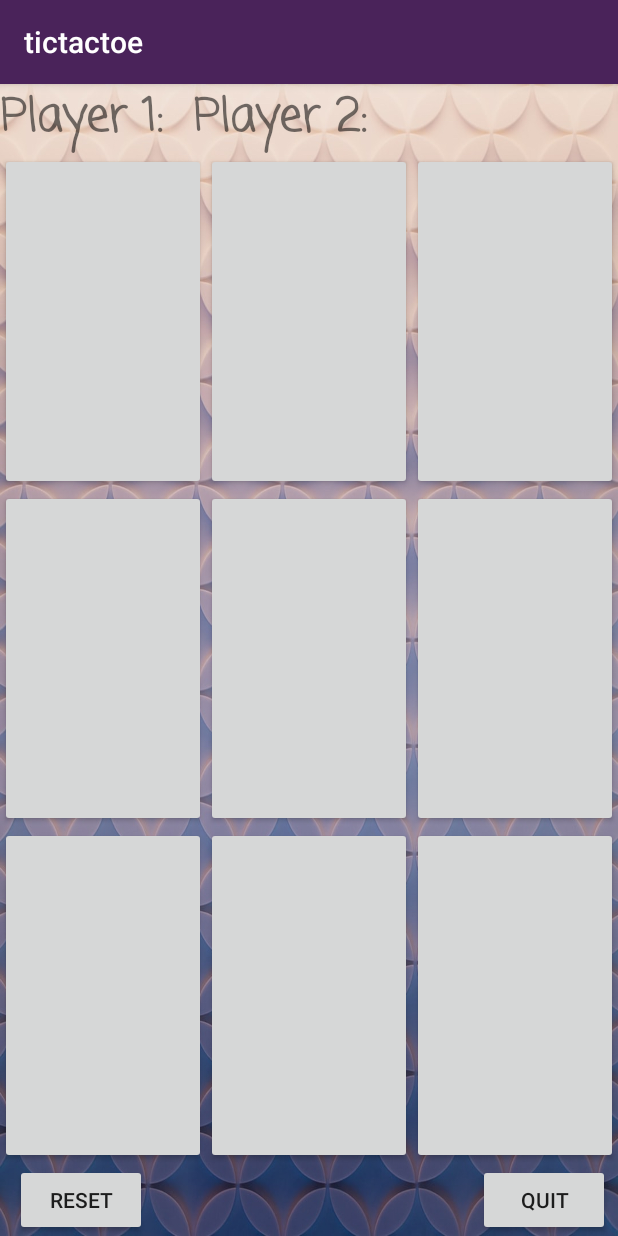
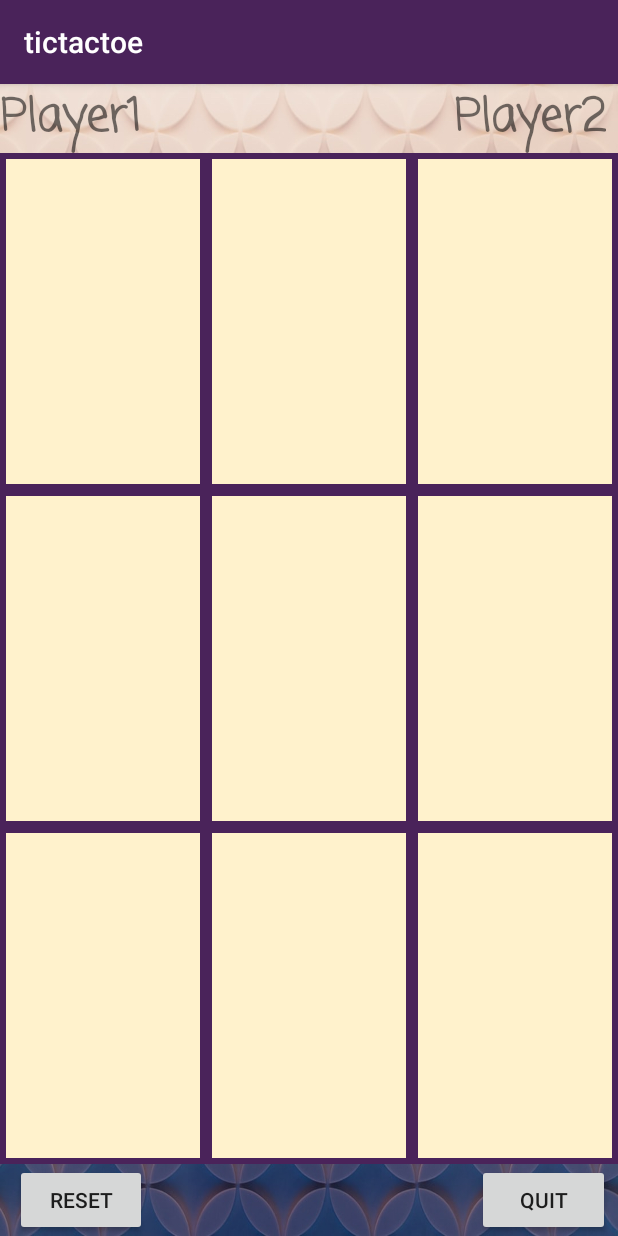
Before and after one commit to janani771/Tic-Tac-Toe, an Android app: the screen it shows after launch (MainActivity), on a phone screen of 412 x 824 dp. Run offline under Robolectric (Android 15) with nearby library versions, the phone set to English and light mode, and no system bars.

Commit message:
string in xml. Removed references to p2.

```diff
--- a/app/build.gradle
+++ b/app/build.gradle
@@ -27,4 +27,5 @@ dependencies {
     androidTestImplementation 'androidx.test.ext:junit:1.1.1'
     androidTestImplementation 'androidx.test.espresso:espresso-core:3.2.0'
     implementation 'androidx.recyclerview:recyclerview:1.1.0'
+    implementation 'androidx.gridlayout:gridlayout:1.0.0'
 }
--- /dev/null
+++ b/app/src/main/res/drawable/grid.xml
@@ -0,0 +1,11 @@
+<?xml version="1.0" encoding="utf-8"?>
+<shape xmlns:android="http://schemas.android.com/apk/res/android">
+
+    <stroke
+        android:width="4dp"
+        android:color="@color/darkPurple" />
+
+    <solid
+        android:color="#fff2cc"/>
+
+</shape>
--- a/app/src/main/res/layout/activity_main.xml
+++ b/app/src/main/res/layout/activity_main.xml
@@ -1,13 +1,13 @@
 <?xml version="1.0" encoding="utf-8"?>
 <LinearLayout
     xmlns:android="http://schemas.android.com/apk/res/android"
+    xmlns:app="http://schemas.android.com/apk/res-auto"
     xmlns:tools="http://schemas.android.com/tools"
-    xmlns:app="http://schemas.android.com/apk/res-auto"
     android:layout_width="match_parent"
     android:layout_height="match_parent"
+    android:background="@drawable/wall"
     android:orientation="vertical"
-    tools:context=".MainActivity"
-    android:background="@drawable/wall">
+    tools:context=".MainActivity">
 
     <RelativeLayout
         android:layout_width="match_parent"
@@ -19,7 +19,7 @@
             android:layout_height="wrap_content"
             android:layout_alignParentStart="true"
             android:layout_alignParentLeft="true"
-            android:text="Player 1: "
+            android:text="@string/player1"
             android:textSize="30sp"
             android:textStyle="bold"
             app:fontFamily="casual" />
@@ -30,16 +30,20 @@
             android:layout_width="wrap_content"
             android:layout_height="wrap_content"
             android:layout_alignParentTop="true"
-            android:layout_marginStart="10dp"
-            android:layout_marginLeft="10dp"
+            android:layout_alignParentEnd="true"
+            android:layout_alignParentRight="true"
+            android:layout_marginStart="106dp"
+            android:layout_marginLeft="106dp"
             android:layout_marginTop="0dp"
+            android:layout_marginEnd="8dp"
+            android:layout_marginRight="8dp"
             android:layout_toEndOf="@+id/P1"
             android:layout_toRightOf="@+id/P1"
-            android:text="Player 2:              "
+            android:gravity="end"
+            android:text="@string/player2"
             android:textSize="30sp"
             android:textStyle="bold"
             app:fontFamily="casual" />
-
 
 
     </RelativeLayout>
@@ -54,30 +58,36 @@
             android:layout_width="match_parent"
             android:layout_height="0dp"
             android:layout_weight="1"
+            style="?android:attr/buttonBarStyle"
             android:orientation="horizontal">
+
             <Button
                 android:id="@+id/button_00"
+                style="?android:attr/buttonBarButtonStyle"
+                android:background="@drawable/grid"
                 android:layout_width="0dp"
                 android:layout_height="match_parent"
                 android:layout_weight="1"
-                  android:textSize="50sp"
-                  ></Button>
+                android:textSize="50sp" />
 
             <Button
                 android:id="@+id/button_01"
+                style="?android:attr/buttonBarButtonStyle"
+                android:background="@drawable/grid"
                 android:layout_width="0dp"
                 android:layout_height="match_parent"
                 android:layout_weight="1"
-                    android:textSize="50sp"
-                    ></Button>
+                android:textSize="50sp" />
 
             <Button
+
                 android:id="@+id/button_02"
+                style="?android:attr/buttonBarButtonStyle"
+                android:background="@drawable/grid"
                 android:layout_width="0dp"
                 android:layout_height="match_parent"
                 android:layout_weight="1"
-                    android:textSize="50sp"
-                    ></Button>
+                android:textSize="50sp" />
         </LinearLayout>
 
         <LinearLayout
@@ -88,27 +98,30 @@
 
             <Button
                 android:id="@+id/button_03"
+                style="?android:attr/buttonBarButtonStyle"
+                android:background="@drawable/grid"
                 android:layout_width="0dp"
                 android:layout_height="match_parent"
                 android:layout_weight="1"
-                    android:textSize="50sp"
-                    ></Button>
+                android:textSize="50sp" />
 
             <Button
                 android:id="@+id/button_04"
+                style="?android:attr/buttonBarButtonStyle"
+                android:background="@drawable/grid"
                 android:layout_width="0dp"
                 android:layout_height="match_parent"
                 android:layout_weight="1"
-                    android:textSize="50sp"
-                    ></Button>
+                android:textSize="50sp" />
 
             <Button
                 android:id="@+id/button_05"
+                style="?android:attr/buttonBarButtonStyle"
+                android:background="@drawable/grid"
                 android:layout_width="0dp"
                 android:layout_height="match_parent"
                 android:layout_weight="1"
-                    android:textSize="50sp"
-                    ></Button>
+                android:textSize="50sp" />
         </LinearLayout>
 
         <LinearLayout
@@ -119,27 +132,30 @@
 
             <Button
                 android:id="@+id/button_06"
+                style="?android:attr/buttonBarButtonStyle"
+                android:background="@drawable/grid"
                 android:layout_width="0dp"
                 android:layout_height="match_parent"
                 android:layout_weight="1"
-                    android:textSize="50sp"
-                    ></Button>
+                android:textSize="50sp" />
 
             <Button
                 android:id="@+id/button_07"
+                style="?android:attr/buttonBarButtonStyle"
+                android:background="@drawable/grid"
                 android:layout_width="0dp"
                 android:layout_height="match_parent"
                 android:layout_weight="1"
-                    android:textSize="50sp"
-                    ></Button>
+                android:textSize="50sp" />
 
             <Button
                 android:id="@+id/button_08"
+                style="?android:attr/buttonBarButtonStyle"
+                android:background="@drawable/grid"
                 android:layout_width="0dp"
                 android:layout_height="match_parent"
                 android:layout_weight="1"
-                    android:textSize="50sp"
-                    ></Button>
+                android:textSize="50sp" />
         </LinearLayout>
 
     </LinearLayout>
@@ -151,21 +167,26 @@
         <Button
             android:id="@+id/reset"
             android:layout_width="wrap_content"
+            android:layout_alignParentTop="true"
+            android:layout_marginStart="10dp"
+            android:layout_marginLeft="10dp"
             android:layout_height="wrap_content"
-            android:text="reset"
-            android:layout_alignParentTop="true"
-            android:layout_marginLeft="10dp"
             android:layout_marginTop="0dp"
-            android:layout_marginStart="10dp" />
+            android:text="@string/reset" />
 
         <Button
             android:id="@+id/quit"
             android:layout_width="wrap_content"
             android:layout_height="wrap_content"
-            android:text="@string/quit"
+            android:layout_alignParentEnd="true"
             android:layout_alignParentRight="true"
+            android:layout_marginStart="220dp"
+            android:layout_marginLeft="220dp"
+            android:layout_marginEnd="5sp"
             android:layout_marginRight="10sp"
-            android:layout_marginEnd="5sp" />
+            android:layout_toEndOf="@+id/reset"
+            android:layout_toRightOf="@+id/reset"
+            android:text="@string/quit" />
 
     </RelativeLayout>
 </LinearLayout>
--- a/app/src/main/res/values/colors.xml
+++ b/app/src/main/res/values/colors.xml
@@ -3,5 +3,6 @@
     <color name="darkPurple">#4A235A</color>
     <color name="colorPrimaryDark">#4A235A</color>
     <color name="colorAccent">#C4C8EE</color>
+    <color name="White">#FFFFFF</color>
 
 </resources>
--- a/app/src/main/res/values/strings.xml
+++ b/app/src/main/res/values/strings.xml
@@ -1,7 +1,8 @@
 <resources>
     <string name="app_name">tictactoe</string>
-    <string name="player1_0">Player1:0</string>
+    <string name="player1">Player1</string>
     <string name="reset">Reset</string>
     <string name="quit">Quit</string>
-    <string name="player2_0">Player2:0</string>
+    <string name="player2">Player2</string>
+    <string name="placeholder">Some dummy content that will be overwritten from code</string>
 </resources>
```
Lines whose indentation alone changed are shown as unchanged.
